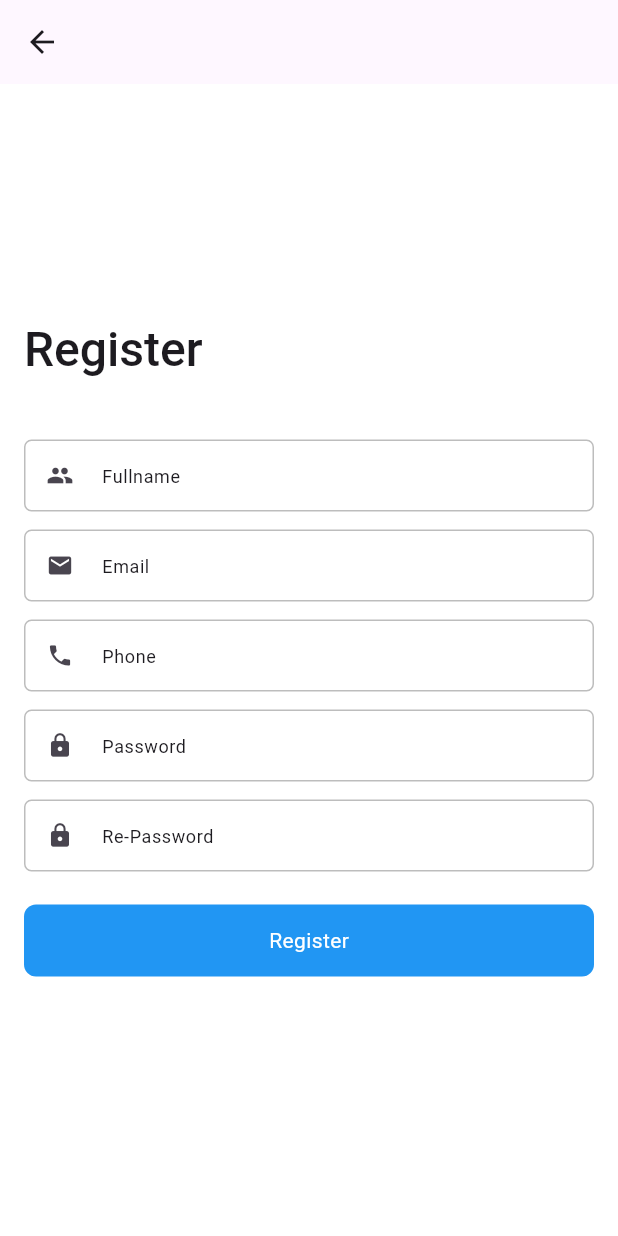
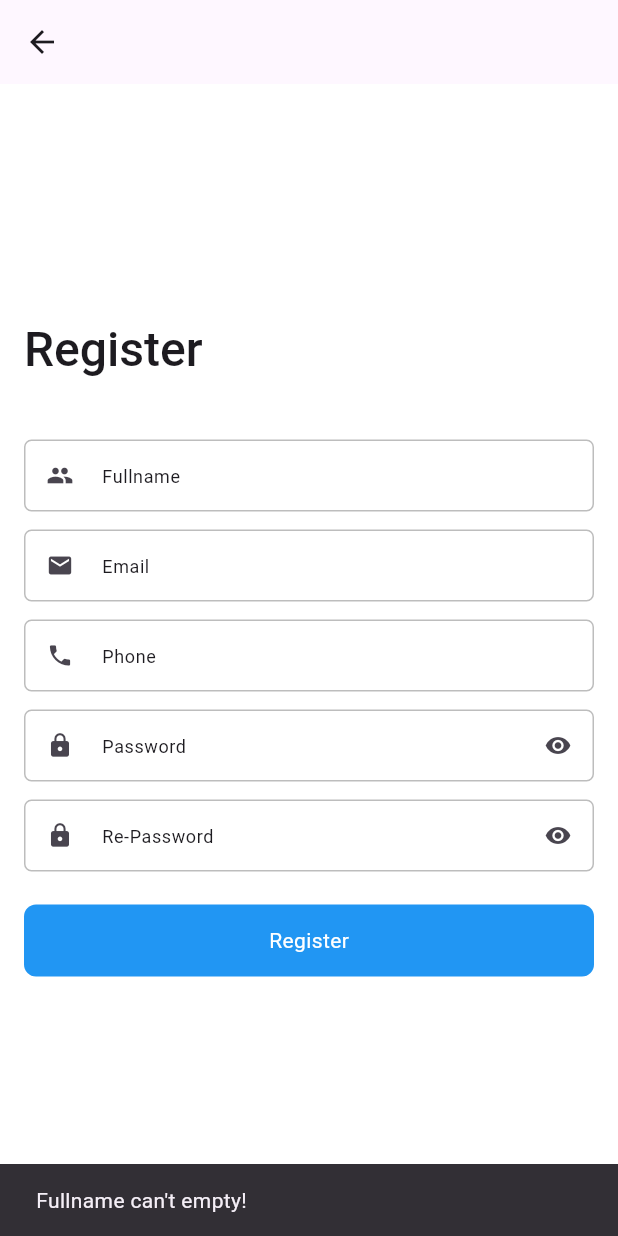
Before and after one commit to bilardos29/astronacci, a Flutter app: the RegisterPage screen opened by its route, after a tap on "Register", on a phone screen of 412 x 824 dp. Run offline on Flutter 3.47's test engine with Material 3 defaults, Android fonts, the phone set to English and light mode, and no system bars; our stand-ins replace dio, get, sqflite; accounts and stored records are empty.

Commit message:
update login, register and forgot password controller

```diff
--- a/lib/module/auth/presentation/binding/auth_binding.dart
+++ b/lib/module/auth/presentation/binding/auth_binding.dart
@@ -35,7 +35,7 @@ class AuthBinding extends Bindings {
     Get.put<InitializeDB>(InitializeDB(authInterface: Get.find()));
 
 
-    Get.put(LoginController(login: Get.find()));
+    Get.put(LoginController(login: Get.find(), initializeDB: Get.find()));
 
     Get.put(RegisterController(register: Get.find()));
 
--- a/lib/module/auth/presentation/controller/forgot_password_controller.dart
+++ b/lib/module/auth/presentation/controller/forgot_password_controller.dart
@@ -1,4 +1,5 @@
 import 'package:astronacci/module/auth/domain/usecase/forgot_password.dart';
+import 'package:astronacci/utils/validation.dart';
 import 'package:get/get.dart';
 
 class ForgotPasswordController extends GetxController {
@@ -10,6 +11,8 @@ class ForgotPasswordController extends GetxController {
   final ForgotPassword forgotPassword;
 
   String validateEmail(String email) {
+    if (email.isEmpty) return 'Email cann\'t empty!';
+    if (!ValidationUtil.checkEmail(email)) return 'Email format is wrong';
     return '';
   }
 
@@ -18,7 +21,7 @@ class ForgotPasswordController extends GetxController {
     if(errEmail.isNotEmpty) return errEmail;
 
     bool errValidate = await forgotPassword.execute(email);
-    return errValidate ? '' : 'Error';
+    return errValidate ? '' : 'Error Forgot Password';
   }
 
 }
--- a/lib/module/auth/presentation/controller/register_controller.dart
+++ b/lib/module/auth/presentation/controller/register_controller.dart
@@ -1,5 +1,6 @@
 import 'package:astronacci/module/auth/domain/model/user_model.dart';
 import 'package:astronacci/module/auth/domain/usecase/register.dart';
+import 'package:astronacci/utils/validation.dart';
 import 'package:get/get.dart';
 
 class RegisterController extends GetxController {
@@ -10,18 +11,27 @@ class RegisterController extends GetxController {
   final Register register;
 
   String validateEmail(String email) {
+    if (email.isEmpty) return 'Email can\'t empty!';
+    if (!ValidationUtil.checkEmail(email)) return 'Email format is wrong';
     return '';
   }
 
   String validatePassword(String pass, String repass) {
+    if (pass.isEmpty) return 'Password can\'t empty!';
+    if (repass.isEmpty) return 'Re-Password can\'t empty!';
+    if (!ValidationUtil.checkPassword(pass)) return 'Password format is wrong';
+    if (pass != repass) return 'Password is not match with Re-Password';
     return '';
   }
 
   String validateFullname(String fullname) {
+    if (fullname.isEmpty) return 'Fullname can\'t empty!';
     return '';
   }
 
   String validatePhone(String phone) {
+    if (phone.isEmpty) return 'Phone number can\'t empty!';
+    if (!ValidationUtil.checkPhone(phone)) return 'Phone number format is wrong';
     return '';
   }
 
@@ -32,11 +42,12 @@ class RegisterController extends GetxController {
     String pass,
     String repass,
   ) async {
-    String errEmail = validateEmail(email);
-    if (errEmail.isNotEmpty) return errEmail;
 
     String errFullname = validateFullname(fullname);
     if (errFullname.isNotEmpty) return errFullname;
+
+    String errEmail = validateEmail(email);
+    if (errEmail.isNotEmpty) return errEmail;
 
     String errPhone = validatePhone(phone);
     if (errPhone.isNotEmpty) return errPhone;
@@ -52,6 +63,6 @@ class RegisterController extends GetxController {
       profilePicture: '',
     );
     bool errValidate = await register.execute(user);
-    return errValidate ? '' : 'Error Register';
+    return errValidate ? '' : 'Registration Failed!';
   }
 }
--- a/lib/module/auth/presentation/page/forgot_password_page.dart
+++ b/lib/module/auth/presentation/page/forgot_password_page.dart
@@ -53,7 +53,7 @@ class _ForgotPasswordPageState extends State<ForgotPasswordPage> {
                 ),
               ],
             ),
-            const SizedBox(height: 40),
+            const SizedBox(height: 80),
             RoundedTextField(
               textController: emailController,
               hintText: 'Email',
@@ -65,6 +65,7 @@ class _ForgotPasswordPageState extends State<ForgotPasswordPage> {
                 bgColor: Colors.blue,
                 textColor: Colors.white,
                 onClick: () {}),
+            const SizedBox(height: 120),
           ],
         ),
       ),
--- a/lib/module/auth/presentation/page/register_page.dart
+++ b/lib/module/auth/presentation/page/register_page.dart
@@ -1,6 +1,7 @@
 import 'package:astronacci/module/auth/presentation/controller/register_controller.dart';
 import 'package:astronacci/widgets/main_button.dart';
 import 'package:astronacci/widgets/rounded_text_field.dart';
+import 'package:astronacci/widgets/snack_bar.dart';
 import 'package:flutter/material.dart';
 import 'package:get/get.dart';
 
@@ -19,6 +20,9 @@ class _RegisterPageState extends State<RegisterPage> {
   late TextEditingController pass = TextEditingController();
   late TextEditingController name = TextEditingController();
   late TextEditingController repass = TextEditingController();
+
+  bool hidePass = true;
+  bool hideRePass = true;
 
   @override
   Widget build(BuildContext context) {
@@ -57,36 +61,59 @@ class _RegisterPageState extends State<RegisterPage> {
             RoundedTextField(
               textController: email,
               hintText: 'Email',
-              obscureText: true,
               prefix: const Icon(Icons.email),
             ),
             const SizedBox(height: 10),
             RoundedTextField(
-              textController: email,
+              textController: phone,
               hintText: 'Phone',
-              obscureText: true,
               prefix: const Icon(Icons.phone),
             ),
             const SizedBox(height: 10),
             RoundedTextField(
                 textController: pass,
                 hintText: 'Password',
-              obscureText: true,
+                obscureText: hidePass,
                 prefix: const Icon(Icons.lock),
-            ),
+                suffix: InkWell(
+                    onTap: () {
+                      setState(() {
+                        hidePass = !hidePass;
+                      });
+                    },
+                    child: Icon(hidePass
+                        ? Icons.remove_red_eye
+                        : Icons.remove_red_eye_outlined))),
             const SizedBox(height: 10),
             RoundedTextField(
                 textController: repass,
                 hintText: 'Re-Password',
-              obscureText: true,
+                obscureText: hideRePass,
                 prefix: const Icon(Icons.lock),
-            ),
+                suffix: InkWell(
+                    onTap: () {
+                      setState(() {
+                        hideRePass = !hideRePass;
+                      });
+                    },
+                    child: Icon(hideRePass
+                        ? Icons.remove_red_eye
+                        : Icons.remove_red_eye_outlined))),
             const SizedBox(height: 20),
             MainButton(
                 label: 'Register',
                 bgColor: Colors.blue,
                 textColor: Colors.white,
-                onClick: () {}),
+                onClick: () async {
+                  String msg = await widget.controller.validate(email.text, name.text, phone.text,
+                      pass.text, repass.text);
+                  if(msg.isEmpty) {
+                    Get.back();
+                  } else {
+                    SnackBarWidget.show(context, msg);
+                  }
+
+                }),
             const SizedBox(height: 16),
           ],
         ),
--- a/lib/utils/local_database_util.dart
+++ b/lib/utils/local_database_util.dart
@@ -16,8 +16,7 @@ class DBLocalUtil {
       'email TEXT, '
       'fullname TEXT, '
       'phone TEXT, '
-      'email TEXT, '
-      'phone TEXT, '
+      'password TEXT, '
       'profilePicture TEXT)',
     );
   }
--- /dev/null
+++ b/lib/widgets/snack_bar.dart
@@ -0,0 +1,14 @@
+import 'package:flutter/material.dart';
+
+class SnackBarWidget {
+
+  SnackBarWidget.show(BuildContext ctx, String msg) {
+    final snackBar = SnackBar(
+      content: Text(msg),
+    );
+
+    ScaffoldMessenger.of(ctx).showSnackBar(snackBar);
+  }
+
+
+}
```
Also changed, not shown: lib/module/auth/presentation/controller/login_controller.dart (+16 -6 lines), lib/module/auth/presentation/page/login.dart (+31 -7 lines), lib/utils/validation.dart (added, +29 -0 lines). Lines whose indentation alone changed are shown as unchanged.
